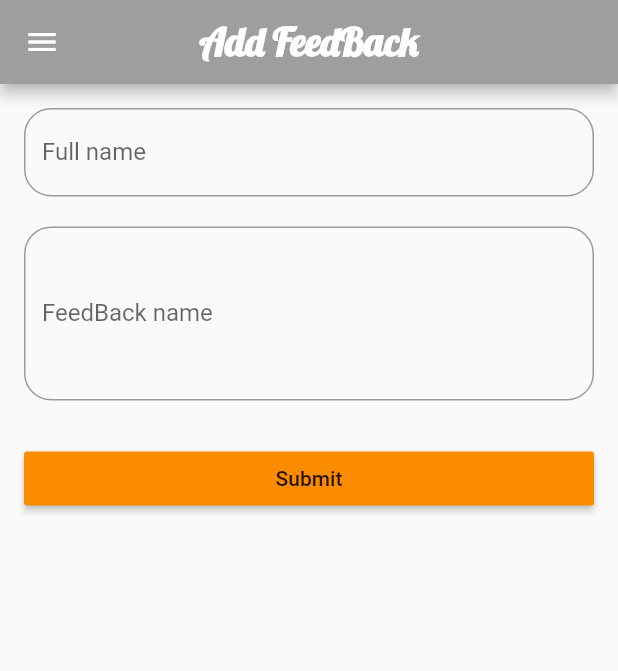
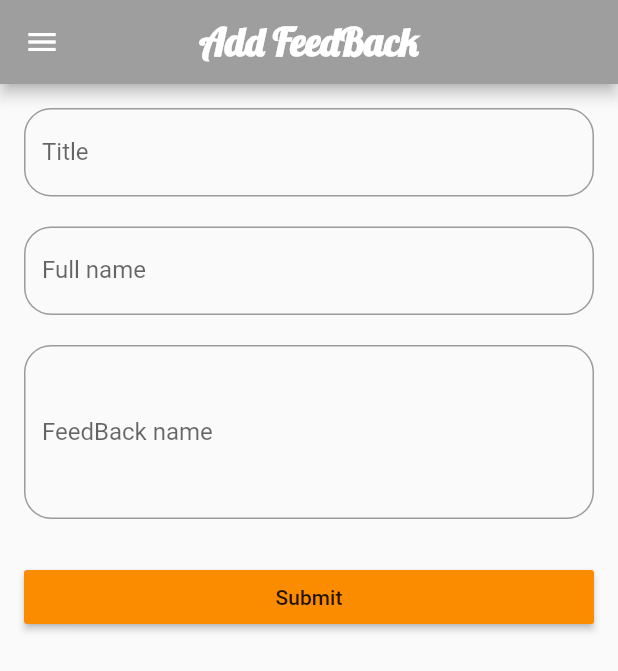
Before and after one commit to MohitP197-zz/COMTECH, a Flutter app: the FeedBack screen opened directly, on a phone screen of 412 x 824 dp. Shown: the top 671 px of the screen. Run offline on Flutter 3.47's test engine with Material 2 defaults, Android fonts, the phone set to English and light mode, and no system bars; our stand-ins replace font_awesome_flutter, geolocator, get_it, google_maps_flutter, rxdart, shared_preferences; accounts and stored records are empty; statements that could not run were skipped.

Commit message:
Added feedback section

```diff
--- a/lib/src/ui/homepage/bottom_navigation/feedback/feedback.dart
+++ b/lib/src/ui/homepage/bottom_navigation/feedback/feedback.dart
@@ -14,9 +14,11 @@ class _FeedBackState extends State<FeedBack> {
   bool _isLoading = false;
   CallApi _apifeed = CallApi();
 
+  bool _isFieldTitleValid;
   bool _isFieldNameValid;
   bool _isFieldFeedBackValid;
 
+  TextEditingController _controllerTitle = TextEditingController();
   TextEditingController _controllerName = TextEditingController();
   TextEditingController _controllerFeedBack = TextEditingController();
 
@@ -46,6 +48,10 @@ class _FeedBackState extends State<FeedBack> {
             child: Column(
               crossAxisAlignment: CrossAxisAlignment.stretch,
               children: <Widget>[
+                _buildTitleFieldName(),
+                SizedBox(
+                  height: 20.0,
+                ),
                 _buildTextFieldName(),
                 SizedBox(
                   height: 20.0,
@@ -59,9 +65,11 @@ class _FeedBackState extends State<FeedBack> {
                   child: RaisedButton(
                     onPressed: () {
                       if (_isFieldNameValid == null ||
+                          _isFieldTitleValid == null ||
                           _isFieldFeedBackValid == null ||
                           !_isFieldNameValid ||
-                          !_isFieldFeedBackValid) {
+                          !_isFieldFeedBackValid ||
+                          !_isFieldTitleValid) {
                         _scaffoldState.currentState.showSnackBar(SnackBar(
                           content: Text("Please all the fields"),
                         ));
@@ -70,11 +78,12 @@ class _FeedBackState extends State<FeedBack> {
 
                       setState(() => _isLoading = true);
 
+                      String title = _controllerTitle.text.toString();
                       String name = _controllerName.text.toString();
-                      String feedb = _controllerFeedBack.text.toString();
+                      String description = _controllerFeedBack.text.toString();
 
                       FeedBackModel feed =
-                          FeedBackModel(name: name, feedb: feedb);
+                          FeedBackModel(title: title, user_name: name, description: description);
                       _apifeed.createFeedBack(feed).then((isSuccess) {
                         setState(() => _isLoading = false);
                         if (isSuccess) {
@@ -114,6 +123,28 @@ class _FeedBackState extends State<FeedBack> {
               : Container(),
         ],
       ),
+    );
+  }
+
+  Widget _buildTitleFieldName() {
+    return TextField(
+      controller: _controllerTitle,
+      keyboardType: TextInputType.text,
+      decoration: InputDecoration(
+        border: OutlineInputBorder(borderRadius: BorderRadius.circular(18.0)),
+        labelText: "Title",
+        errorText: _isFieldTitleValid == null || _isFieldTitleValid
+            ? null
+            : "Full name is required",
+      ),
+      onChanged: (value) {
+        bool isFieldValid = value.trim().isNotEmpty;
+        if (isFieldValid != _isFieldTitleValid) {
+          setState(() {
+            _isFieldTitleValid = isFieldValid;
+          });
+        }
+      },
     );
   }
 
--- a/lib/src/ui/homepage/bottom_navigation/feedback/feedback_model.dart
+++ b/lib/src/ui/homepage/bottom_navigation/feedback/feedback_model.dart
@@ -2,18 +2,19 @@ import 'dart:convert';
 
 class FeedBackModel {
   int id;
-  String name;
-  String feedb;
+  String title;
+  String user_name;
+  String description;
 
-  FeedBackModel ({ this .id = 0, this. name, this. feedb,});
+  FeedBackModel ({ this .id = 0, this.title,this.user_name, this.description});
 
   factory FeedBackModel.fromJson (Map <String, dynamic > map) {
     return FeedBackModel (
-        id: map ["id"], name: map ["name"], feedb: map ["feedb"]);
+        id: map ["id"], title: map ["title"], user_name: map ["user_name"], description: map ["description"]);
   }
 
   Map <String, dynamic > toJson () {
-    return {"id": id, "name": name, "feedb":feedb};
+    return {"id": id, "title": title, "user_name": user_name, "description":description};
 
     // return 'Profile {id: $ id, name: $ name, email: $ email, age: $ age}';
   }
```
